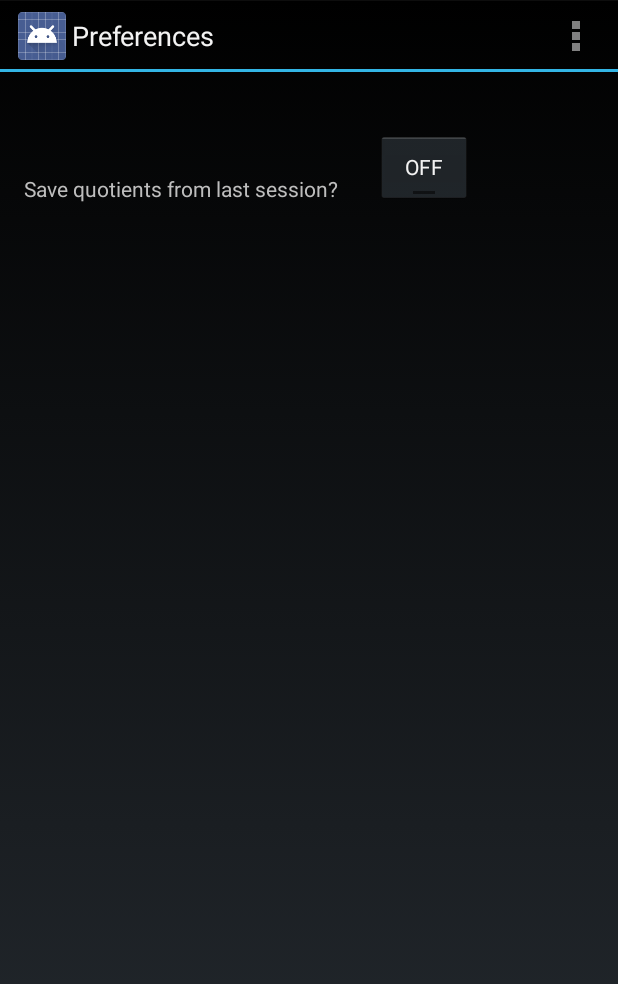
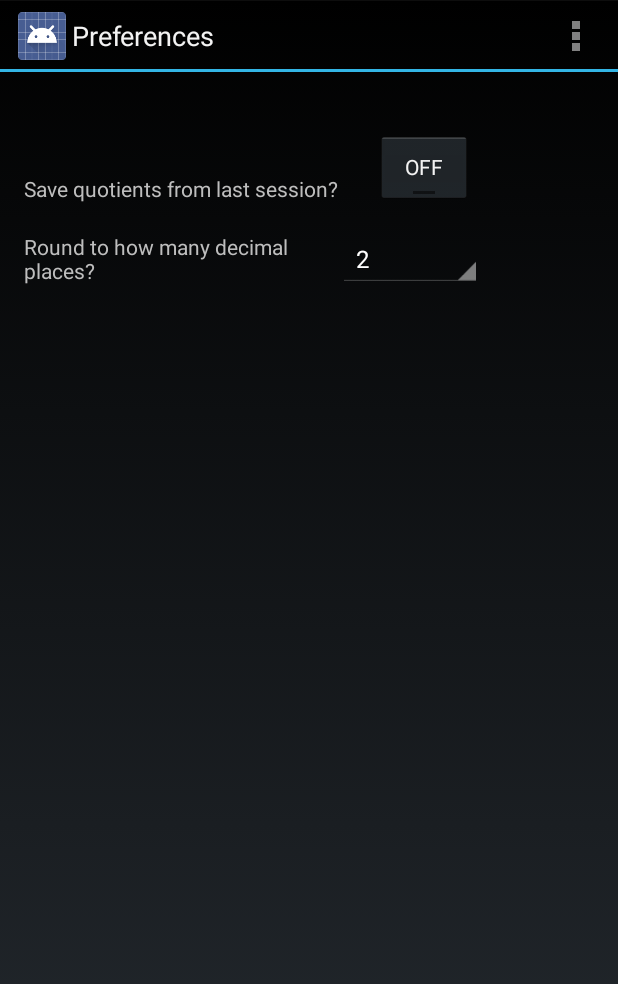
Before and after one commit to JdGXII/Android-Quadratic-Calculator, an Android app: the PreferenceActivity screen opened directly, with no data from a screen before it, on a phone screen of 412 x 824 dp. Shown: the top 984 px of the screen. Run offline under Robolectric (Android 15) with nearby library versions, the phone set to English and light mode, and no system bars.

Commit message:
added Spinner with options to round decimal places to PreferenceActivity

```diff
--- a/app/src/main/java/company/com/quadraticcalculator/PreferenceActivity.java
+++ b/app/src/main/java/company/com/quadraticcalculator/PreferenceActivity.java
@@ -7,13 +7,16 @@ import android.os.Bundle;
 import android.util.Log;
 import android.view.Menu;
 import android.view.MenuItem;
+import android.widget.ArrayAdapter;
 import android.widget.CompoundButton;
+import android.widget.Spinner;
 import android.widget.Switch;
 import android.widget.ToggleButton;
 
 public class PreferenceActivity extends Activity {
 
     private ToggleButton toggleB;
+    private Spinner decimalsSpinner;
    // private int toggle_flag;
     //private boolean check_status;
     private static final String PREFS_NAME = "TestData";
@@ -24,6 +27,11 @@ public class PreferenceActivity extends Activity {
         setContentView(R.layout.activity_preference);
         toggleB = (ToggleButton)findViewById(R.id.sessionDataToggle);
         //toggle_flag = 0;
+        decimalsSpinner = (Spinner)findViewById(R.id.spinner);
+        ArrayAdapter<CharSequence> adapter = ArrayAdapter.createFromResource(this, R.array.decimals_array,
+                android.R.layout.simple_spinner_item);
+        adapter.setDropDownViewResource(android.R.layout.simple_spinner_dropdown_item);
+        decimalsSpinner.setAdapter(adapter);
         getCheckStatus();
 
 
--- a/app/src/main/res/layout/activity_preference.xml
+++ b/app/src/main/res/layout/activity_preference.xml
@@ -4,7 +4,8 @@
     android:paddingRight="@dimen/activity_horizontal_margin"
     android:paddingTop="@dimen/activity_vertical_margin"
     android:paddingBottom="@dimen/activity_vertical_margin"
-    tools:context="company.com.quadraticcalculator.PreferenceActivity">
+    tools:context="company.com.quadraticcalculator.PreferenceActivity"
+    >
 
     <TextView android:text="@string/pref_description1" android:layout_width="wrap_content"
         android:layout_height="wrap_content"
@@ -25,4 +26,21 @@
         android:layout_alignParentEnd="false"
         android:checked="false" />
 
+    <TextView
+        android:text="@string/pref_description2"
+        android:layout_width="wrap_content"
+        android:layout_height="wrap_content"
+        android:id="@+id/textView4"
+        android:layout_marginTop="19dp"
+        android:layout_below="@+id/textView3"
+        android:layout_alignParentStart="true"
+        android:layout_alignEnd="@+id/textView3" />
+
+    <Spinner
+        android:layout_width="wrap_content"
+        android:layout_height="wrap_content"
+        android:id="@+id/spinner"
+        android:layout_alignTop="@+id/textView4"
+        android:layout_toEndOf="@+id/textView4" />
+
 </RelativeLayout>
--- a/app/src/main/res/values/strings.xml
+++ b/app/src/main/res/values/strings.xml
@@ -24,5 +24,13 @@
     <string name="main_menu">Calculator</string>
     <string name="title_activity_preference">Preferences</string>
     <string name="pref_description1">Save quotients from last session?</string>
+    <string name="pref_description2">Round to how many decimal places?</string>
+
+    <string-array name="decimals_array">
+        <item>2</item>
+        <item>3</item>
+        <item>4</item>
+        <item>Show all</item>
+    </string-array>
 
 </resources>
```
